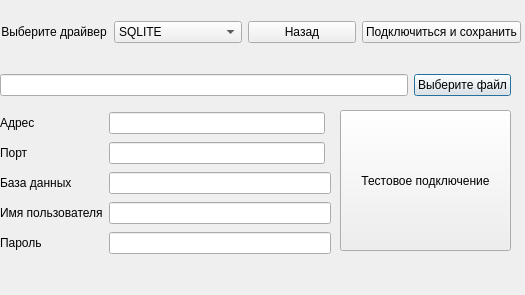
First picture: the form in connect_db.ui, repository mikhailKhmel/database_viewer, before the edit.
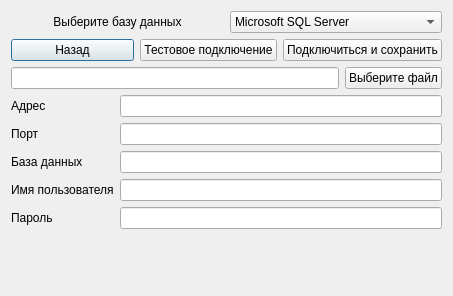
Second picture: the form after the edit.

What changed in the file:
```diff
--- a/connect_db.ui
+++ b/connect_db.ui
@@ -6,8 +6,8 @@
             <rect>
                 <x>0</x>
                 <y>0</y>
-                <width>525</width>
-                <height>295</height>
+    <width>453</width>
+    <height>296</height>
             </rect>
         </property>
         <property name="sizePolicy">
@@ -19,15 +19,88 @@
         <property name="windowTitle">
             <string>Подключение к базе данных</string>
         </property>
-        <widget class="QWidget" name="layoutWidget">
-            <property name="geometry">
-                <rect>
-                    <x>0</x>
-                    <y>70</y>
-                    <width>511</width>
-                    <height>30</height>
-                </rect>
-            </property>
+  <layout class="QGridLayout" name="gridLayout_2">
+   <item row="0" column="0">
+    <layout class="QVBoxLayout" name="verticalLayout_3">
+     <item>
+      <layout class="QVBoxLayout" name="verticalLayout_2">
+       <item>
+        <layout class="QVBoxLayout" name="verticalLayout">
+         <item>
+          <layout class="QHBoxLayout" name="horizontalLayout">
+           <item>
+            <widget class="QLabel" name="label">
+             <property name="text">
+              <string>Выберите базу данных</string>
+             </property>
+             <property name="alignment">
+              <set>Qt::AlignCenter</set>
+             </property>
+            </widget>
+           </item>
+           <item>
+            <widget class="QComboBox" name="comboBox_driver">
+             <property name="currentIndex">
+              <number>0</number>
+             </property>
+             <item>
+              <property name="text">
+               <string>Microsoft SQL Server</string>
+              </property>
+             </item>
+             <item>
+              <property name="text">
+               <string>Oracle MySQL</string>
+              </property>
+             </item>
+             <item>
+              <property name="text">
+               <string>PostgreSQL</string>
+              </property>
+             </item>
+             <item>
+              <property name="text">
+               <string>SQLite3</string>
+              </property>
+             </item>
+            </widget>
+           </item>
+          </layout>
+         </item>
+         <item>
+          <layout class="QHBoxLayout" name="horizontalLayout_2">
+           <item>
+            <widget class="QPushButton" name="pushButton_2">
+             <property name="text">
+              <string>Назад</string>
+             </property>
+            </widget>
+           </item>
+           <item>
+            <widget class="QPushButton" name="pushButton_test">
+             <property name="sizePolicy">
+              <sizepolicy hsizetype="Minimum" vsizetype="Fixed">
+               <horstretch>0</horstretch>
+               <verstretch>0</verstretch>
+              </sizepolicy>
+             </property>
+             <property name="text">
+              <string>Тестовое подключение</string>
+             </property>
+            </widget>
+           </item>
+           <item>
+            <widget class="QPushButton" name="pushButton">
+             <property name="text">
+              <string>Подключиться и сохранить</string>
+             </property>
+            </widget>
+           </item>
+          </layout>
+         </item>
+        </layout>
+       </item>
+       <item>
             <layout class="QHBoxLayout" name="sqlite_layout">
                 <item>
                     <widget class="QLineEdit" name="lineEdit_sqlite"/>
@@ -40,155 +113,73 @@
                     </widget>
                 </item>
             </layout>
-        </widget>
-        <widget class="QPushButton" name="pushButton_test">
-            <property name="geometry">
-                <rect>
-                    <x>340</x>
-                    <y>110</y>
-                    <width>171</width>
-                    <height>141</height>
-                </rect>
-            </property>
-            <property name="text">
-                <string>Тестовое подключение</string>
-            </property>
-        </widget>
-        <widget class="QWidget" name="layoutWidget">
-            <property name="geometry">
-                <rect>
-                    <x>0</x>
-                    <y>0</y>
-                    <width>521</width>
-                    <height>64</height>
-                </rect>
-            </property>
+       </item>
+       <item>
             <layout class="QGridLayout" name="gridLayout">
+         <item row="0" column="0">
+          <widget class="QLabel" name="label_2">
+           <property name="text">
+            <string>Адрес</string>
+           </property>
+          </widget>
+         </item>
                 <item row="0" column="1">
-                    <widget class="QComboBox" name="comboBox_driver">
-                        <item>
-                            <property name="text">
-                                <string>SQLITE</string>
-                            </property>
-                        </item>
-                        <item>
-                            <property name="text">
-                                <string>MYSQL</string>
-                            </property>
-                        </item>
-                        <item>
-                            <property name="text">
-                                <string>MICROSOFT SQL</string>
-                            </property>
-                        </item>
-                        <item>
-                            <property name="text">
-                                <string>POSTGRESQL</string>
-                            </property>
-                        </item>
-                    </widget>
-                </item>
-                <item row="0" column="3">
-                    <widget class="QPushButton" name="pushButton">
-                        <property name="text">
-                            <string>Подключиться и сохранить</string>
-                        </property>
-                    </widget>
-                </item>
-                <item row="0" column="0">
-                    <widget class="QLabel" name="label">
-                        <property name="text">
-                            <string>Выберите драйвер</string>
-                        </property>
-                        <property name="alignment">
-                            <set>Qt::AlignCenter</set>
-                        </property>
-                    </widget>
-                </item>
-                <item row="0" column="2">
-                    <widget class="QPushButton" name="pushButton_2">
-                        <property name="text">
-                            <string>Назад</string>
-                        </property>
-                    </widget>
-                </item>
-            </layout>
-        </widget>
-        <widget class="QWidget" name="layoutWidget">
-            <property name="geometry">
-                <rect>
-                    <x>0</x>
-                    <y>110</y>
-                    <width>331</width>
-                    <height>150</height>
-                </rect>
-            </property>
-            <layout class="QGridLayout" name="mysql_layout">
-                <item row="4" column="2" colspan="2">
-                    <widget class="QLineEdit" name="db"/>
-                </item>
-                <item row="6" column="2" colspan="2">
-                    <widget class="QLineEdit" name="password"/>
-                </item>
-                <item row="2" column="0">
+          <widget class="QLineEdit" name="hostname_edit"/>
+         </item>
+         <item row="1" column="0">
                     <widget class="QLabel" name="label_6">
                         <property name="text">
                             <string>Порт</string>
                         </property>
                     </widget>
                 </item>
-                <item row="5" column="0" colspan="2">
+         <item row="1" column="1">
+          <widget class="QLineEdit" name="lineEdit_port"/>
+         </item>
+         <item row="2" column="0">
+          <widget class="QLabel" name="label_3">
+           <property name="text">
+            <string>База данных</string>
+           </property>
+          </widget>
+         </item>
+         <item row="2" column="1">
+          <widget class="QLineEdit" name="db"/>
+         </item>
+         <item row="3" column="0">
                     <widget class="QLabel" name="label_4">
                         <property name="text">
                             <string>Имя пользователя</string>
                         </property>
                     </widget>
                 </item>
-                <item row="5" column="2" colspan="2">
+         <item row="3" column="1">
                     <widget class="QLineEdit" name="username"/>
                 </item>
                 <item row="4" column="0">
-                    <widget class="QLabel" name="label_3">
-                        <property name="text">
-                            <string>База данных</string>
-                        </property>
-                    </widget>
-                </item>
-                <item row="1" column="0">
-                    <widget class="QLabel" name="label_2">
-                        <property name="text">
-                            <string>Адрес</string>
-                        </property>
-                    </widget>
-                </item>
-                <item row="6" column="0">
                     <widget class="QLabel" name="label_5">
                         <property name="text">
                             <string>Пароль</string>
                         </property>
                     </widget>
                 </item>
-                <item row="1" column="2">
-                    <widget class="QLineEdit" name="hostname_edit"/>
-                </item>
-                <item row="2" column="2">
-                    <widget class="QLineEdit" name="lineEdit_port"/>
-                </item>
-            </layout>
-        </widget>
+         <item row="4" column="1">
+          <widget class="QLineEdit" name="password"/>
+         </item>
+        </layout>
+       </item>
+      </layout>
+     </item>
+     <item>
         <widget class="QLabel" name="connection_result">
-            <property name="geometry">
-                <rect>
-                    <x>10</x>
-                    <y>270</y>
-                    <width>501</width>
-                    <height>16</height>
-                </rect>
-            </property>
             <property name="text">
                 <string/>
             </property>
         </widget>
+     </item>
+    </layout>
+   </item>
+  </layout>
     </widget>
     <resources/>
     <connections/>
```
Lines whose indentation alone changed are shown as unchanged.
